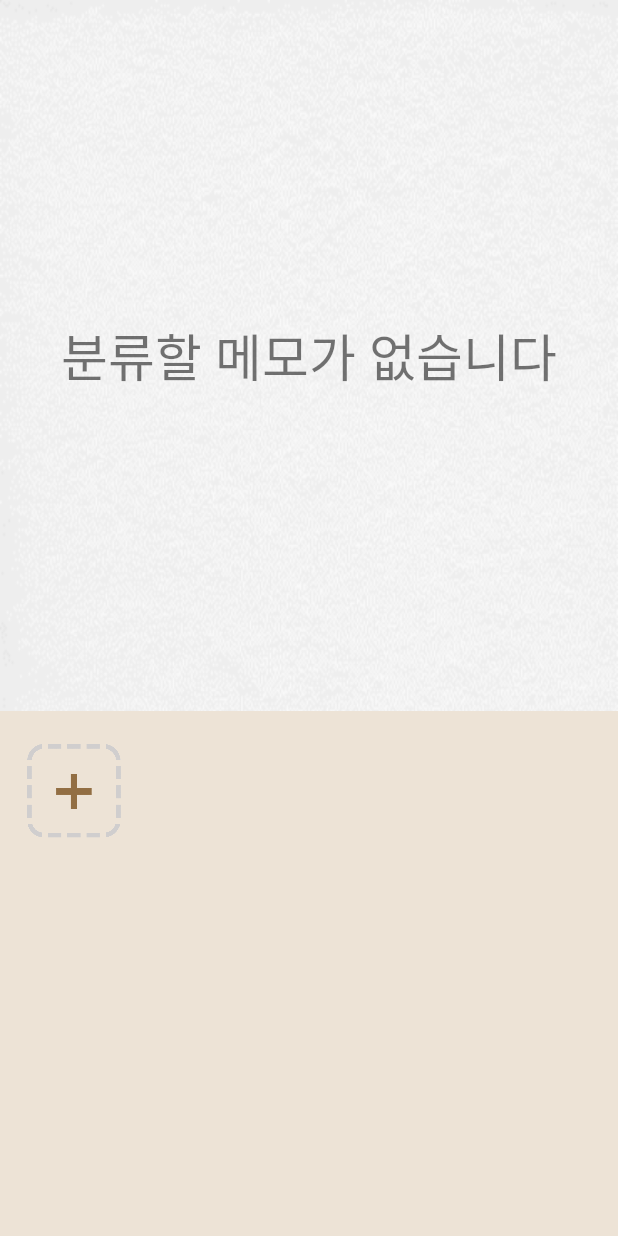
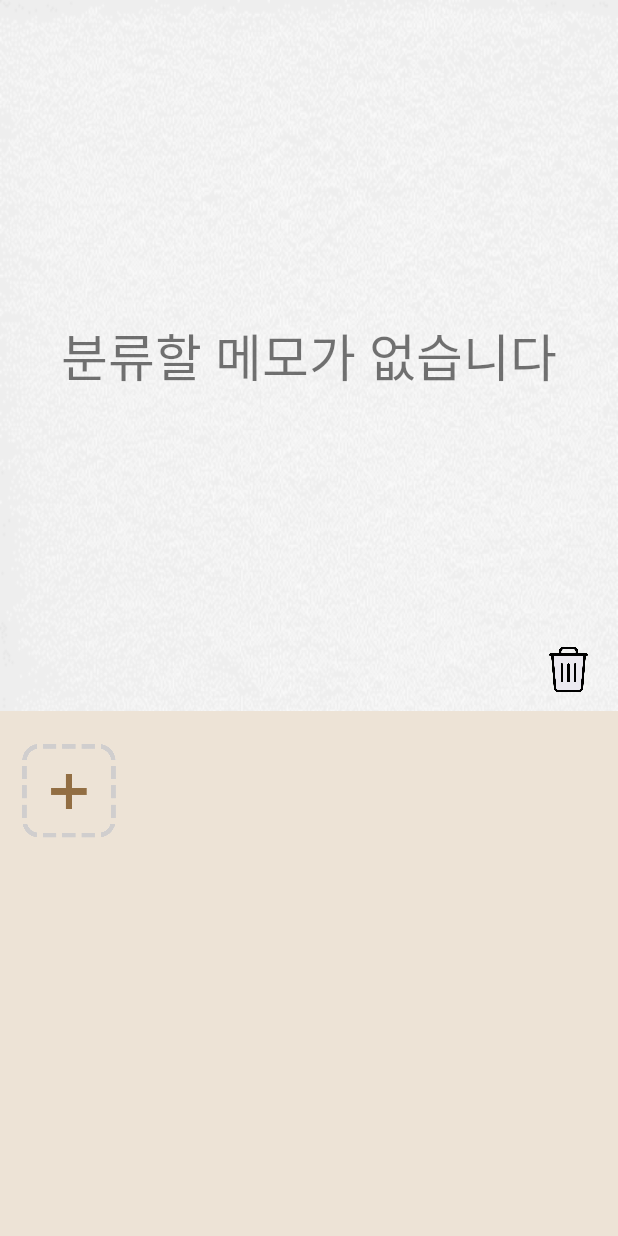
Before and after one commit to d-abing/ssgMemo, an Android app: the ClassifyActivity screen opened directly, with no data from a screen before it, on a phone screen of 412 x 824 dp. Run offline under Robolectric (Android 15) with nearby library versions, the phone set to English and light mode, and no system bars; our stand-ins replace AdMob.

Commit message:
function0, 1, 3 : 코드 간략화, 카테고리 추가 제한 추가, 분류에서 메모 삭제 기능 추가

```diff
--- a/app/src/main/AndroidManifest.xml
+++ b/app/src/main/AndroidManifest.xml
@@ -19,7 +19,7 @@
         <activity
             android:name=".common.EditActivity"
             android:exported="false"
-            android:windowSoftInputMode="adjustResize">
+            android:windowSoftInputMode="adjustNothing">
             <meta-data
                 android:name="android.app.lib_name"
                 android:value="" />
--- a/app/src/main/java/com/example/ssgmemo/adapter/RecyclerSwipeAdapter.kt
+++ b/app/src/main/java/com/example/ssgmemo/adapter/RecyclerSwipeAdapter.kt
@@ -22,6 +22,7 @@ class RecyclerSwipeAdapter(val context: Context): RecyclerView.Adapter<RecyclerS
     lateinit var callbackListener: CallbackListener
     lateinit var itemList: MutableList<Memo>
     var fontSize: String = ""
+    var vibration: String = ""
     lateinit var  binding: ViewBinding
     override fun onBindViewHolder(holder: Holder, position: Int, payloads: MutableList<Any>) {
         super.onBindViewHolder(holder, position, payloads)
@@ -57,6 +58,7 @@ class RecyclerSwipeAdapter(val context: Context): RecyclerView.Adapter<RecyclerS
                 val intent = Intent(context, EditActivity::class.java)
                 intent.putExtra("memoIdx", "${memo.idx}")
                 intent.putExtra("fontSize", "$fontSize")
+                intent.putExtra("vibration", "$vibration")
                 context.startActivity(intent)
             }
 
--- a/app/src/main/java/com/example/ssgmemo/adapter/ViewPagerAdapter.kt
+++ b/app/src/main/java/com/example/ssgmemo/adapter/ViewPagerAdapter.kt
@@ -1,5 +1,6 @@
 package com.example.ssgmemo.adapter
 
+import android.text.method.ScrollingMovementMethod
 import android.util.Log
 import android.view.LayoutInflater
 import android.view.ViewGroup
@@ -30,6 +31,7 @@ class ViewPagerAdapter() : RecyclerView.Adapter<ViewPagerAdapter.Holder>() {
         fun setMemo(memo: Memo) {
             (binding as RecyclerClassifyMemoBinding).memoTitle.text = memo.title
             binding.memoContent.text = memo.content
+            binding.memoContent.movementMethod = ScrollingMovementMethod()
 
             if (fontSize.equals("ON")) {
                 binding.memoTitle.textSize = 40f
--- a/app/src/main/java/com/example/ssgmemo/adapter/ViewPagerAdapter2.kt
+++ b/app/src/main/java/com/example/ssgmemo/adapter/ViewPagerAdapter2.kt
@@ -11,7 +11,6 @@ class ViewPagerAdapter2() : RecyclerView.Adapter<ViewPagerAdapter2.Holder>() {
 
     override fun onCreateViewHolder(parent: ViewGroup, viewType: Int) : Holder {
         var binding: RecyclerSettingImageBinding = RecyclerSettingImageBinding.inflate(LayoutInflater.from(parent.context), parent, false)
-
         return Holder(binding)
     }
 
--- a/app/src/main/java/com/example/ssgmemo/common/ViewCtgrActivity.kt
+++ b/app/src/main/java/com/example/ssgmemo/common/ViewCtgrActivity.kt
@@ -2,11 +2,13 @@ package com.example.ssgmemo.common
 
 import android.content.Context
 import android.os.Bundle
+import android.os.Vibrator
 import android.view.KeyEvent
 import android.view.View
 import android.view.inputmethod.InputMethodManager
 import android.widget.Toast
 import androidx.appcompat.app.AppCompatActivity
+import androidx.core.content.getSystemService
 import androidx.recyclerview.widget.GridLayoutManager
 import com.example.ssgmemo.Ctgr
 import com.example.ssgmemo.R
@@ -32,11 +34,13 @@ class ViewCtgrActivity : AppCompatActivity(), CallbackListener {
 
         adapter = RecyclerAdapter(this)
         adapter.callbackListener = this
+        adapter.vibrator = getSystemService(Context.VIBRATOR_SERVICE) as Vibrator
         adapter.helper = helper
         val unclassifyCtgr = Ctgr(0, "미분류", 11111111)
         val ctgrAddBtn = Ctgr(null,"+",11111111)
         adapter.listData = helper.selectCtgrList().toMutableList()
         adapter.fontSize = intent.getStringExtra("fontSize")
+        adapter.vibration = intent.getStringExtra("vibration")
 
         if (helper.isUnknownMemoExist()){
             adapter.listData.add(0,unclassifyCtgr)
--- a/app/src/main/java/com/example/ssgmemo/common/ViewMemoActivity.kt
+++ b/app/src/main/java/com/example/ssgmemo/common/ViewMemoActivity.kt
@@ -40,6 +40,7 @@ class ViewMemoActivity : AppCompatActivity(), CallbackListener{
 
         adapter.callbackListener = this
         adapter.fontSize = intent.getStringExtra("fontSize").toString()
+        adapter.vibration = intent.getStringExtra("vibration").toString()
         adapter.helper = helper
         itemTouchHelperCallback.setClamp(150f)
         ItemTouchHelper(itemTouchHelperCallback).attachToRecyclerView(binding.recyclerContent1)
--- a/app/src/main/java/com/example/ssgmemo/fragment/CtgrAddFragment.kt
+++ b/app/src/main/java/com/example/ssgmemo/fragment/CtgrAddFragment.kt
@@ -1,6 +1,7 @@
 package com.example.ssgmemo.fragment
 
 import android.os.Bundle
+import android.text.TextUtils
 import android.util.Log
 import android.view.LayoutInflater
 import android.view.View
@@ -36,7 +37,7 @@ class CtgrAddFragment(val Callback: CallbackListener) : DialogFragment(){
             dismiss()
         }
         binding.dialogTvYes.setOnClickListener {
-            if (binding.editTextTextPersonName.text.isNotEmpty()) {
+            if (binding.editTextTextPersonName.text.trim().isNotEmpty()) {
                 Callback.addCtgr(binding.editTextTextPersonName.text.toString())
                 dismiss()
             }
--- a/app/src/main/java/com/example/ssgmemo/fragment/SettingFragment.kt
+++ b/app/src/main/java/com/example/ssgmemo/fragment/SettingFragment.kt
@@ -60,8 +60,8 @@ class SettingFragment() : Fragment(),  MainActivity.onBackPressedListener {
         pagerAdapter = ViewPagerAdapter2()
         descriptionImageList = mutableListOf()
         descriptionImageList!!.add(R.drawable.opened_box)
-        pagerAdapter!!.listData.addAll(descriptionImageList!!)      // pagerAdapter에 추가
-        binding.viewPager.adapter = pagerAdapter        // viewpager에 pagerAdapter 등록
+        pagerAdapter!!.listData.addAll(descriptionImageList!!)
+        binding.viewPager.adapter = pagerAdapter
 
         return binding.root
     }
@@ -69,6 +69,5 @@ class SettingFragment() : Fragment(),  MainActivity.onBackPressedListener {
     // 뒤로 가기
     override fun onBackPressed() {
         requireActivity().supportFragmentManager.beginTransaction().remove(this).commit()
-        //requireActivity().supportFragmentManager.popBackStack()
     }
 }
--- a/app/src/main/res/layout/activity_classify.xml
+++ b/app/src/main/res/layout/activity_classify.xml
@@ -15,10 +15,8 @@
         android:orientation="horizontal"
         app:layout_constraintBottom_toTopOf="@+id/adView"
         app:layout_constraintEnd_toEndOf="parent"
-        app:layout_constraintHorizontal_bias="0.0"
+        app:layout_constraintHorizontal_bias="1.0"
         app:layout_constraintStart_toStartOf="parent"
-        app:layout_constraintTop_toBottomOf="@+id/viewpager"
-        app:layout_constraintVertical_bias="1.0"
         tools:itemCount="20"
         tools:layoutManager="GridLayoutManager"
         tools:listitem="@layout/recycler_classify_ctgr"
@@ -27,7 +25,7 @@
     <androidx.viewpager2.widget.ViewPager2
         android:id="@+id/viewpager"
         android:layout_width="411dp"
-        android:layout_height="354dp"
+        android:layout_height="330dp"
         app:layout_constraintEnd_toEndOf="parent"
         app:layout_constraintHorizontal_bias="0.0"
         app:layout_constraintStart_toStartOf="parent"
@@ -59,5 +57,17 @@
         app:layout_constraintStart_toStartOf="parent">
     </com.google.android.gms.ads.AdView>
 
+    <ImageButton
+        android:id="@+id/btnDelete"
+        android:layout_width="35dp"
+        android:layout_height="35dp"
+        android:layout_marginEnd="15dp"
+        android:layout_marginBottom="10dp"
+        android:background="#00FFFFFF"
+        android:scaleType="fitXY"
+        app:layout_constraintBottom_toTopOf="@+id/recyclerCtgr1"
+        app:layout_constraintEnd_toEndOf="parent"
+        app:srcCompat="@drawable/delete" />
+
 
 </androidx.constraintlayout.widget.ConstraintLayout>
```
Also changed, not shown: app/src/main/java/com/example/ssgmemo/adapter/RecyclerAdapter.kt (+11 -2 lines), app/src/main/java/com/example/ssgmemo/common/ClassifyActivity.kt (+40 -8 lines), app/src/main/java/com/example/ssgmemo/common/EditActivity.kt (+10 -0 lines), app/src/main/java/com/example/ssgmemo/common/MainActivity.kt (+28 -29 lines), app/src/main/java/com/example/ssgmemo/common/WriteActivity.kt (+10 -1 lines), app/src/main/res/drawable/delete.png (added).
